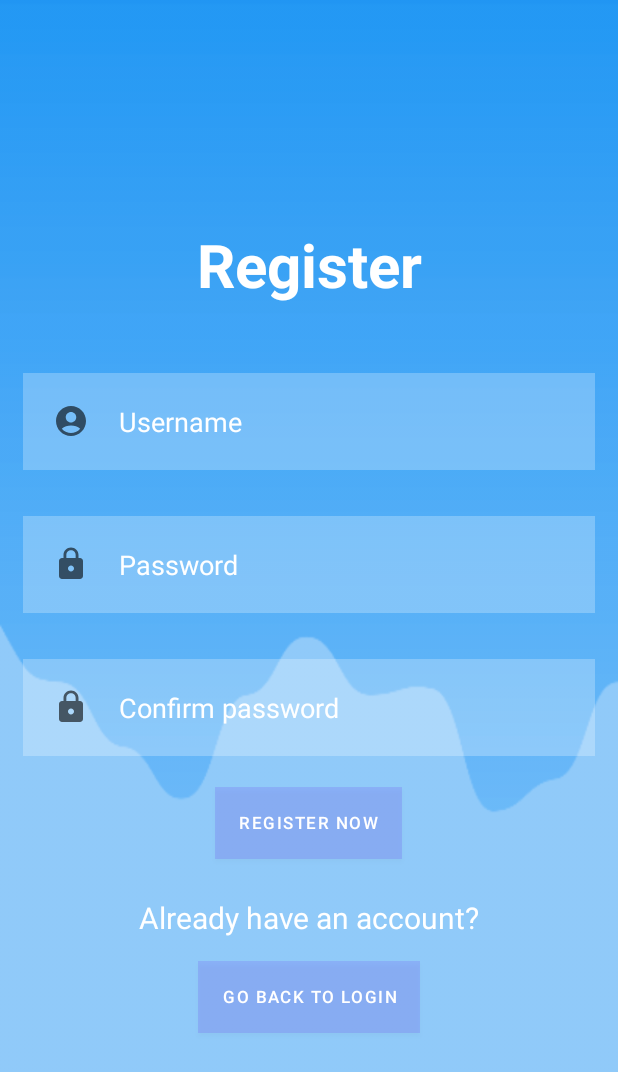
After one commit to FedericoGuidazzi/MenuManager, an Android app: the RegisterActivity screen opened directly, with no data from a screen before it, on a phone screen of 412 x 824 dp. The commit adds this screen. Shown: the top 1072 px of the screen. Run offline under Robolectric (Android 15) with nearby library versions, the phone set to English and light mode, and no system bars.

Commit message:
aggiunta la possibilità di navigare tra le schermate register e login

```diff
--- a/Android/app/src/main/AndroidManifest.xml
+++ b/Android/app/src/main/AndroidManifest.xml
@@ -18,6 +18,11 @@
                 <category android:name="android.intent.category.LAUNCHER" />
             </intent-filter>
         </activity>
+
+        <activity
+            android:name=".RegisterActivity"
+            android:exported="true"/>
+
     </application>
 
 </manifest>
--- a/Android/app/src/main/java/com/example/android/MainActivity.java
+++ b/Android/app/src/main/java/com/example/android/MainActivity.java
@@ -2,6 +2,7 @@ package com.example.android;
 
 import androidx.appcompat.app.AppCompatActivity;
 
+import android.content.Intent;
 import android.os.Bundle;
 import android.view.View;
 import android.widget.TextView;
@@ -20,6 +21,7 @@ public class MainActivity extends AppCompatActivity {
         TextView password =(TextView) findViewById(R.id.password);
 
         MaterialButton loginButton =(MaterialButton) findViewById(R.id.loginButton);
+        MaterialButton registerButton = (MaterialButton) findViewById(R.id.RegisterButton);
         //click su login
         loginButton.setOnClickListener(new View.OnClickListener() {
             @Override
@@ -33,5 +35,18 @@ public class MainActivity extends AppCompatActivity {
             }
 
         });
+
+        registerButton.setOnClickListener(new View.OnClickListener() {
+            @Override
+            public void onClick(View view) {
+                openRegistration();
+            }
+        });
+
+
+    }
+    public void openRegistration(){
+        Intent intent = new Intent(this, RegisterActivity.class);
+        startActivity(intent);
     }
 }
--- /dev/null
+++ b/Android/app/src/main/java/com/example/android/RegisterActivity.java
@@ -0,0 +1,42 @@
+package com.example.android;
+
+import android.content.Intent;
+import android.os.Bundle;
+import android.view.View;
+import android.widget.TextView;
+import android.widget.Toast;
+
+import androidx.appcompat.app.AppCompatActivity;
+
+import com.google.android.material.button.MaterialButton;
+
+public class RegisterActivity extends AppCompatActivity {
+    @Override
+    protected void onCreate(Bundle savedInstanceState) {
+        super.onCreate(savedInstanceState);
+        setContentView(R.layout.register);
+
+        TextView username =(TextView) findViewById(R.id.username);
+        TextView password =(TextView) findViewById(R.id.password);
+        TextView confermapassword =(TextView) findViewById(R.id.confermapassword);
+
+        MaterialButton registerButton =(MaterialButton) findViewById(R.id.registerButton);
+        MaterialButton loginButton = (MaterialButton) findViewById(R.id.loginButton);
+
+        //click su register inserisce dati nel db e fa vedere scheramat principale
+
+        //click su login torna indietro
+        loginButton.setOnClickListener(new View.OnClickListener() {
+            @Override
+            public void onClick(View view) {
+                goBackToLogin();
+            }
+        });
+
+    }
+
+    public void goBackToLogin(){
+        Intent intent = new Intent(this, MainActivity.class);
+        startActivity(intent);
+    }
+}
--- /dev/null
+++ b/Android/app/src/main/res/layout/register.xml
@@ -0,0 +1,108 @@
+<?xml version="1.0" encoding="utf-8"?>
+<androidx.appcompat.widget.LinearLayoutCompat
+    xmlns:android="http://schemas.android.com/apk/res/android"
+    xmlns:tools="http://schemas.android.com/tools"
+    android:layout_width="match_parent"
+    android:layout_height="match_parent"
+    android:background="@drawable/backgroundlogin"
+    android:orientation="vertical"
+    android:gravity="center"
+    tools:context=".MainActivity">
+
+    <TextView
+        android:layout_width="match_parent"
+        android:layout_height="wrap_content"
+        android:text="Register"
+        android:textColor="@color/white"
+        android:textStyle="bold"
+        android:textSize="40dp"
+        android:layout_marginTop="20dp"
+        android:layout_marginBottom="30dp"
+        android:gravity="center"
+        android:id="@+id/signin"/>
+
+    <EditText
+        android:layout_width="match_parent"
+        android:layout_height="wrap_content"
+        android:id="@+id/username"
+        android:layout_below="@+id/signin"
+        android:hint="Username"
+        android:textColor="@color/white"
+        android:textColorHint="@color/white"
+        android:layout_margin="15dp"
+        android:padding="20dp"
+        android:background="#40ffffff"
+        android:drawableLeft="@drawable/ic_baseline_account_circle_24"
+        android:drawablePadding="20dp"
+        />
+
+    <EditText
+        android:layout_width="match_parent"
+        android:layout_height="wrap_content"
+        android:id="@+id/password"
+        android:layout_below="@+id/username"
+        android:hint="Password"
+        android:textColor="@color/white"
+        android:textColorHint="@color/white"
+        android:layout_margin="15dp"
+        android:padding="20dp"
+        android:background="#40ffffff"
+        android:drawableLeft="@drawable/ic_baseline_lock_24"
+        android:drawablePadding="20dp"
+        android:inputType="textPassword"
+        />
+
+    <EditText
+        android:layout_width="match_parent"
+        android:layout_height="wrap_content"
+        android:id="@+id/confermapassword"
+        android:layout_below="@+id/password"
+        android:hint="Confirm password"
+        android:textColor="@color/white"
+        android:textColorHint="@color/white"
+        android:layout_margin="15dp"
+        android:padding="20dp"
+        android:background="#40ffffff"
+        android:drawableLeft="@drawable/ic_baseline_lock_24"
+        android:drawablePadding="20dp"
+        android:inputType="textPassword"
+        />
+
+
+
+    <com.google.android.material.button.MaterialButton
+        android:layout_width="wrap_content"
+        android:layout_height="wrap_content"
+        android:id="@+id/registerButton"
+        android:background="#20ffffff"
+        android:textColor="@color/white"
+        android:layout_margin="5dp"
+        android:textSize="11dp"
+        android:text="Register Now"
+        android:layout_centerHorizontal="true"
+        />
+
+    <TextView
+        android:layout_width="match_parent"
+        android:layout_height="wrap_content"
+        android:text="Already have an account?"
+        android:textColor="@color/white"
+        android:textSize="20dp"
+        android:layout_marginTop="20dp"
+        android:layout_marginBottom="10dp"
+        android:gravity="center"
+        android:id="@+id/alreadyaccount"/>
+
+    <com.google.android.material.button.MaterialButton
+        android:layout_width="wrap_content"
+        android:layout_height="wrap_content"
+        android:id="@+id/loginButton"
+        android:background="#20ffffff"
+        android:textColor="@color/white"
+        android:layout_margin="5dp"
+        android:textSize="11dp"
+        android:text="Go back to login"
+        android:layout_centerHorizontal="true"
+        />
+
+</androidx.appcompat.widget.LinearLayoutCompat>
```
